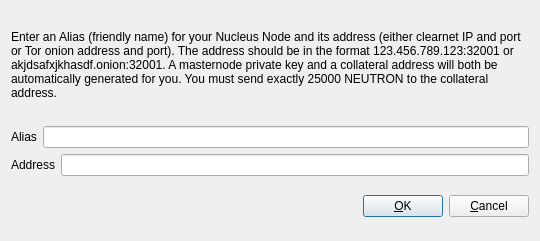
Qt form src/qt/forms/addeditadrenalinenode.ui (Charitas-Developer/Charitas) before a commit.
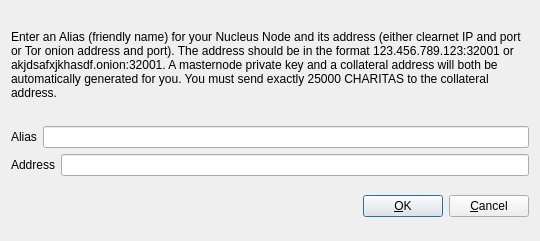
The same form after that commit.

Commit message: [Chain] Update Name Instances to Charitas

```diff
--- a/src/qt/forms/addeditadrenalinenode.ui
+++ b/src/qt/forms/addeditadrenalinenode.ui
@@ -34,7 +34,7 @@
         </sizepolicy>
        </property>
        <property name="text">
-        <string>&lt;html&gt;&lt;head/&gt;&lt;body&gt;&lt;p&gt;Enter an Alias (friendly name) for your Nucleus Node and its address (either clearnet IP and port or Tor onion address and port).  The address should be in the format 123.456.789.123:32001 or akjdsafxjkhasdf.onion:32001.  A masternode private key and a collateral address will both be automatically generated for you.  You must send exactly 25000 NEUTRON to the collateral address.&lt;/p&gt;&lt;/body&gt;&lt;/html&gt;</string>
+        <string>&lt;html&gt;&lt;head/&gt;&lt;body&gt;&lt;p&gt;Enter an Alias (friendly name) for your Nucleus Node and its address (either clearnet IP and port or Tor onion address and port).  The address should be in the format 123.456.789.123:32001 or akjdsafxjkhasdf.onion:32001.  A masternode private key and a collateral address will both be automatically generated for you.  You must send exactly 25000 CHARITAS to the collateral address.&lt;/p&gt;&lt;/body&gt;&lt;/html&gt;</string>
        </property>
        <property name="wordWrap">
         <bool>true</bool>
```
The commit also changes 138 other files.
